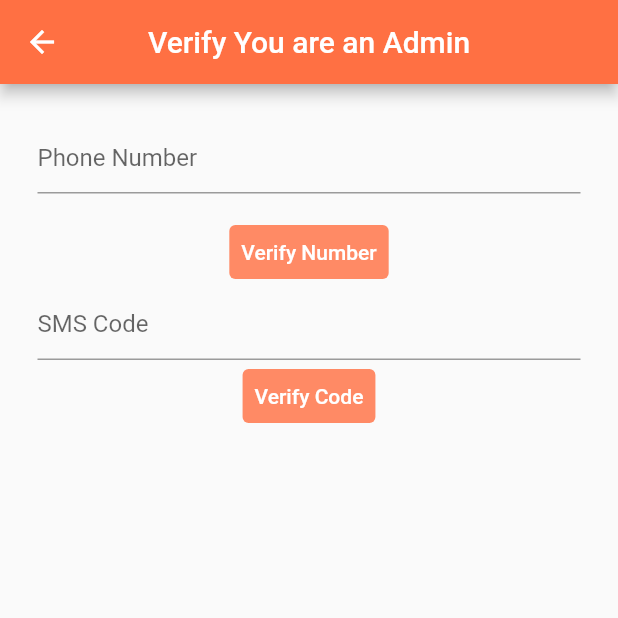
After one commit to ion05/flight_to_mars, a Flutter app: the screen it shows after launch, after a tap on "Admin Panel", on a phone screen of 412 x 824 dp, the top half of it. The commit adds this screen. Run offline on Flutter 3.47's test engine with Material 2 defaults, Android fonts, the phone set to English and light mode, and no system bars; our stand-ins replace cloud_firestore, confetti, email_validator, firebase_auth, firebase_core, flutter_spinkit and 1 more; accounts and stored records are empty; network calls fail; Roboto replaces fonts that are missing (Antonio).

Commit message:
otp_verification

```diff
--- a/lib/main.dart
+++ b/lib/main.dart
@@ -1,5 +1,7 @@
 import 'package:flight_to_mars/screens/about.dart';
+import 'package:flight_to_mars/screens/admin.dart';
 import 'package:flight_to_mars/screens/home.dart';
+import 'package:flight_to_mars/screens/otp.dart';
 import 'package:flight_to_mars/screens/register.dart';
 import 'package:flight_to_mars/screens/successful.dart';
 import 'package:flutter/material.dart';
@@ -28,6 +30,8 @@ class MyApp extends StatelessWidget {
               "/register": (context) => RegisterPage(),
               "/about": (context) => AboutPage(),
               '/success': (context) => SuccessfullSubmission(),
+              '/otp': (context) => OTPVerification(),
+              "/admin": (context) => AdminPanel()
             },
             home: HomePage(),
           );
--- a/lib/screens/home.dart
+++ b/lib/screens/home.dart
@@ -69,6 +69,23 @@ class _HomePageState extends State<HomePage> {
               onPressed: () {
                 Navigator.pushNamed(context, '/about');
               },
+            ),
+            SizedBox(
+              height: 20.0,
+            ),
+            TextButton(
+              child: Text(
+                'Admin Panel',
+                style: TextStyle(
+                    fontFamily: 'Oswald', fontSize: 20.0, color: Colors.white),
+              ),
+              style: ButtonStyle(
+                backgroundColor:
+                    MaterialStateProperty.all<Color>(Colors.deepOrange[300]),
+              ),
+              onPressed: () {
+                Navigator.pushNamed(context, '/otp');
+              },
             )
           ],
         ),
--- /dev/null
+++ b/lib/screens/otp.dart
@@ -0,0 +1,165 @@
+import 'package:cloud_firestore/cloud_firestore.dart';
+import 'package:flight_to_mars/screens/loading.dart';
+import 'package:flutter/material.dart';
+import 'package:firebase_auth/firebase_auth.dart';
+import 'package:sms_autofill/sms_autofill.dart';
+
+class OTPVerification extends StatefulWidget {
+  @override
+  _OTPVerificationState createState() => _OTPVerificationState();
+}
+
+final _data = FirebaseFirestore.instance;
+
+class _OTPVerificationState extends State<OTPVerification> {
+  final _auth = FirebaseAuth.instance;
+  final _key = GlobalKey<FormState>();
+  final _admins = _data.collection('admins');
+  String name;
+  String phone;
+  bool loading = false;
+  String otp;
+  String _verificationId;
+  final SmsAutoFill _autoFill = SmsAutoFill();
+  final _scaffoldKey = GlobalKey<ScaffoldState>();
+  void verifyPhoneNumber() async {
+    PhoneVerificationCompleted verificationCompleted =
+        (PhoneAuthCredential phoneAuthCredential) async {
+      await _auth.signInWithCredential(phoneAuthCredential);
+      showSnackbar(
+          "Phone number automatically verified and user signed in: ${_auth.currentUser.uid}");
+    };
+    PhoneVerificationFailed verificationFailed =
+        (FirebaseAuthException authException) {
+      showSnackbar(
+          'Phone number verification failed. Code: ${authException.code}. Message: ${authException.message}');
+    };
+    PhoneCodeSent codeSent =
+        (String verificationId, [int forceResendingToken]) async {
+      showSnackbar('Please check your phone for the verification code.');
+      _verificationId = verificationId;
+    };
+    PhoneCodeAutoRetrievalTimeout codeAutoRetrievalTimeout =
+        (String verificationId) {
+      // showSnackbar("verification code: " + verificationId);
+      // _verificationId = verificationId;
+    };
+    try {
+      await _auth.verifyPhoneNumber(
+          phoneNumber: phone,
+          timeout: const Duration(seconds: 5),
+          verificationCompleted: verificationCompleted,
+          verificationFailed: verificationFailed,
+          codeSent: codeSent,
+          codeAutoRetrievalTimeout: codeAutoRetrievalTimeout);
+    } catch (e) {
+      showSnackbar("Failed to Verify Phone Number: ${e}");
+    }
+  }
+
+  void signInWithPhoneNumber() async {
+    try {
+      final AuthCredential credential = PhoneAuthProvider.credential(
+        verificationId: _verificationId,
+        smsCode: otp,
+      );
+
+      final User user = (await _auth.signInWithCredential(credential)).user;
+    } catch (e) {
+      showSnackbar("Failed to sign in: " + e.toString());
+    }
+  }
+
+  void showSnackbar(String message) {
+    _scaffoldKey.currentState.showSnackBar(SnackBar(content: Text(message)));
+  }
+
+  @override
+  Widget build(BuildContext context) {
+    return loading
+        ? LoadingPage()
+        : Scaffold(
+            key: _scaffoldKey,
+            appBar: AppBar(
+              title: Text('Verify You are an Admin'),
+              centerTitle: true,
+              backgroundColor: Colors.deepOrange[400],
+            ),
+            body: Container(
+                padding: EdgeInsets.all(25.0),
+                width: double.infinity,
+                child: Form(
+                  key: _key,
+                  child: Column(
+                    children: [
+                      TextFormField(
+                          keyboardType: TextInputType.name,
+                          decoration: InputDecoration(
+                              hintText: 'Phone Number',
+                              hintStyle: TextStyle(fontFamily: 'Antonio')),
+                          onChanged: (val) {
+                            phone = val;
+                          },
+                          validator: (val) {
+                            var phoneNumbers = [
+                              '+919650573555',
+                              '+919320776084'
+                            ];
+                            var valPhone =
+                                val.replaceAll(RegExp(r"\s+\b|\b\s"), "");
+                            if (valPhone.isEmpty) {
+                              return 'You must enter a valid Phone Number';
+                            }
+                            if (phoneNumbers.contains(valPhone) != true) {
+                              return 'Invalid Admin Phone Number';
+                            } else {
+                              return null;
+                            }
+                          }),
+                      SizedBox(
+                        height: 15.0,
+                      ),
+                      TextButton(
+                        child: Text('Verify Number',
+                            style: TextStyle(color: Colors.white)),
+                        style: ButtonStyle(
+                          backgroundColor: MaterialStateProperty.all<Color>(
+                              Colors.deepOrange[300]),
+                        ),
+                        onPressed: () async {
+                          verifyPhoneNumber();
+                        },
+                      ),
+                      TextFormField(
+                        decoration: InputDecoration(
+                            hintText: 'SMS Code',
+                            hintStyle: TextStyle(fontFamily: 'Antonio')),
+                        keyboardType: TextInputType.number,
+                        onChanged: (val) {
+                          otp = val;
+                        },
+                      ),
+                      TextButton(
+                        child: Text('Verify Code',
+                            style: TextStyle(color: Colors.white)),
+                        style: ButtonStyle(
+                          backgroundColor: MaterialStateProperty.all<Color>(
+                              Colors.deepOrange[300]),
+                        ),
+                        onPressed: () async {
+                          setState(() {
+                            loading = true;
+                          });
+                          signInWithPhoneNumber();
+                          setState(() {
+                            loading = false;
+                          });
+                          Navigator.pushReplacementNamed(context, '/admin');
+                        },
+                      )
+                    ],
+                  ),
+                )),
+          );
+  }
+}
--- a/pubspec.yaml
+++ b/pubspec.yaml
@@ -36,6 +36,7 @@ dependencies:
   firebase_storage: ^8.0.6
   image_picker: "^0.7.4"
   http: '^0.13.0'
+  sms_autofill: ^2.0.0
 
 dev_dependencies:
   flutter_test:
```
Also changed, not shown: lib/screens/admin.dart (added, +17 -0 lines), pubspec.lock, 1 other file.
